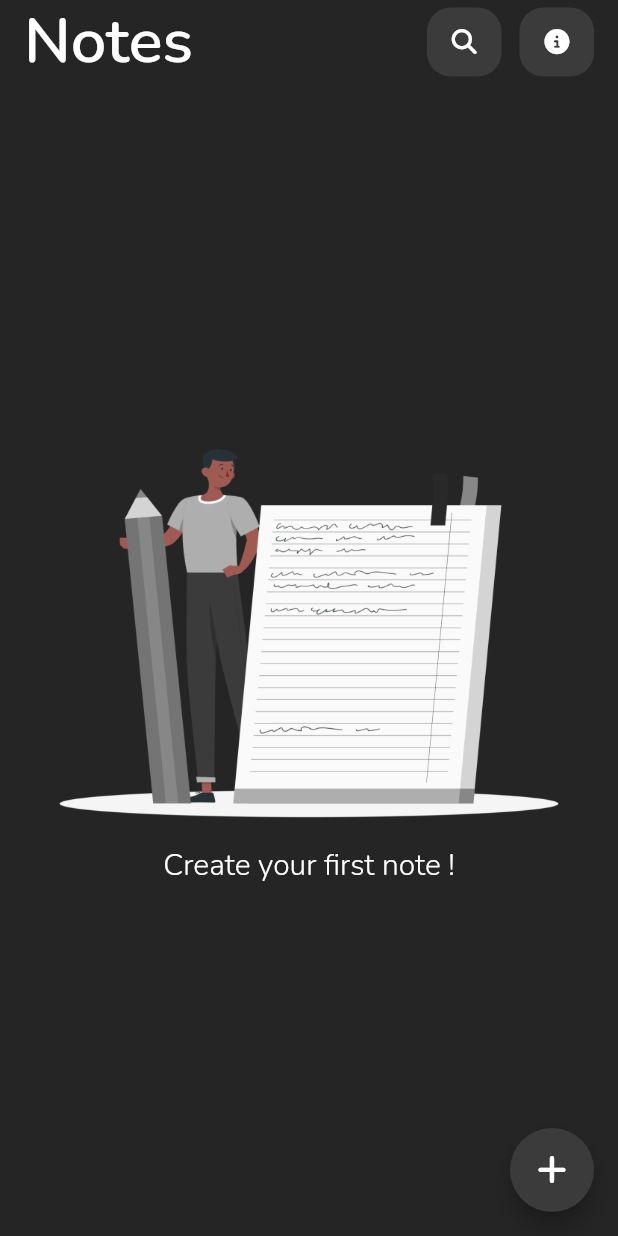
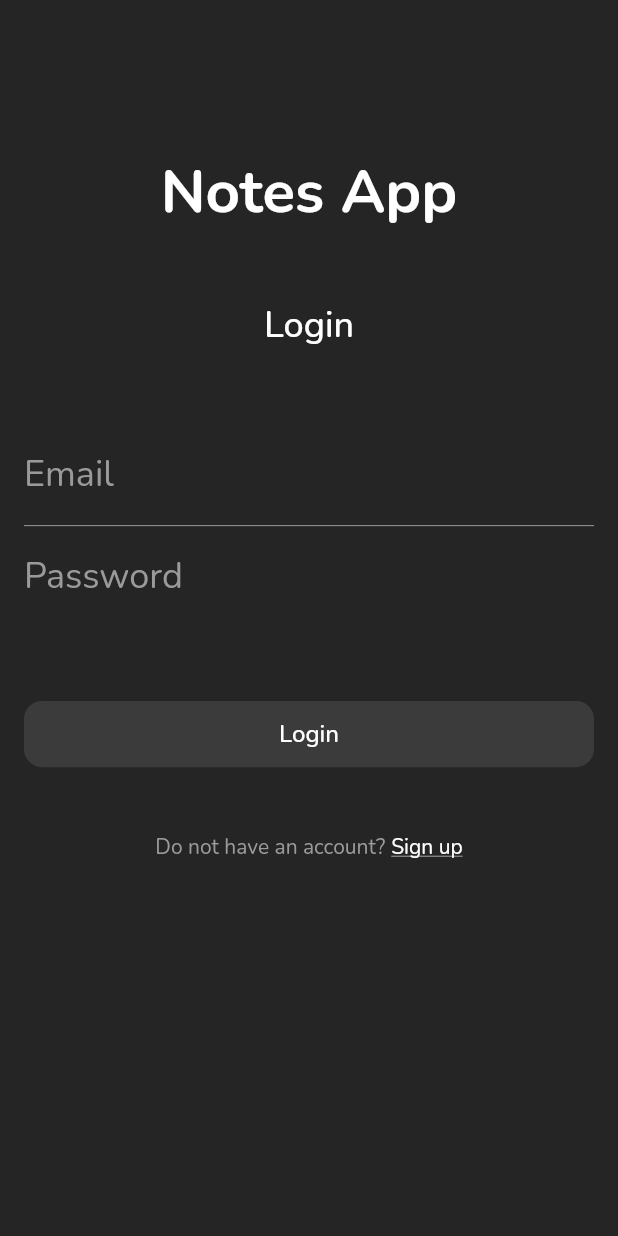
Before and after one commit to AhmedAbogameel-CCIC-2023/notes_app, a Flutter app: the screen it shows after launch, on a phone screen of 412 x 824 dp. Run offline on Flutter 3.47's test engine with Material 2 defaults, Android fonts, the phone set to English and light mode, and no system bars; our stand-ins replace flutter_screenutil, font_awesome_flutter, shared_preferences.

Commit message:
login, signup design

```diff
--- /dev/null
+++ b/lib/features/login/view.dart
@@ -0,0 +1,72 @@
+import 'package:flutter/material.dart';
+import 'package:note_app/core/app_colors/app_colors.dart';
+import 'package:note_app/core/dimensions/dimensions.dart';
+import 'package:note_app/core/route_utils/route_utils.dart';
+import 'package:note_app/widgets/app_app_bar.dart';
+import 'package:note_app/widgets/app_button.dart';
+import 'package:note_app/widgets/app_text.dart';
+import 'package:note_app/widgets/app_text_field.dart';
+
+import '../sign_up/view.dart';
+
+class LoginView extends StatelessWidget {
+  const LoginView({super.key});
+
+  @override
+  Widget build(BuildContext context) {
+    return Scaffold(
+      appBar: AppAppBar(),
+      body: ListView(
+        padding: EdgeInsets.all(16),
+        children: [
+          SizedBox(height: 32.height),
+          AppText(
+            title: "Notes App",
+            textAlign: TextAlign.center,
+            fontSize: 40,
+            fontWeight: FontWeight.w700,
+          ),
+          SizedBox(height: 48.height),
+          AppText(
+            title: "Login",
+            textAlign: TextAlign.center,
+            fontSize: 24,
+            fontWeight: FontWeight.w500,
+          ),
+          SizedBox(height: 64.height),
+          AppTextField(
+            hint: 'Email',
+          ),
+          Divider(height: 20, color: AppColors.gray),
+          AppTextField(
+            hint: 'Password',
+          ),
+          SizedBox(height: 64.height),
+          AppButton(
+            title: 'Login',
+            onTap: () {},
+          ),
+          SizedBox(height: 48.height),
+          Row(
+            mainAxisAlignment: MainAxisAlignment.center,
+            children: [
+              AppText(
+                title: 'Do not have an account?',
+                color: AppColors.gray,
+              ),
+              SizedBox(width: 4.width),
+              AppText(
+                title: 'Sign up',
+                textDecoration: TextDecoration.underline,
+                onTap: () => RouteUtils.push(
+                  context: context,
+                  view: SignUpView(),
+                ),
+              ),
+            ],
+          ),
+        ],
+      ),
+    );
+  }
+}
--- a/lib/main.dart
+++ b/lib/main.dart
@@ -2,7 +2,7 @@ import 'package:flutter/material.dart';
 import 'package:flutter_screenutil/flutter_screenutil.dart';
 
 import 'core/utils.dart';
-import 'features/home/view.dart';
+import 'features/login/view.dart';
 
 void main() async {
   await ScreenUtil.ensureScreenSize();
@@ -25,7 +25,7 @@ class MyApp extends StatelessWidget {
       },
       theme: Utils.appTheme,
       title: "Notes",
-      home: HomeView(),
+      home: LoginView(),
     );
   }
 }
--- a/lib/widgets/app_text.dart
+++ b/lib/widgets/app_text.dart
@@ -11,7 +11,9 @@ class AppText extends StatelessWidget {
     this.fontSize = 14,
     this.fontWeight = FontWeight.w400,
     this.fontFamily,
-    this.textAlign
+    this.textAlign,
+    this.textDecoration,
+    this.onTap,
   });
 
   final String title;
@@ -21,10 +23,14 @@ class AppText extends StatelessWidget {
   final FontWeight fontWeight;
   final String? fontFamily;
   final TextAlign? textAlign;
+  final TextDecoration? textDecoration;
+  final void Function()? onTap;
 
   @override
   Widget build(BuildContext context) {
-    return Text(
+    return InkWell(
+      onTap: onTap,
+      child: Text(
         title,
         maxLines: maxLines,
         style: TextStyle(
@@ -32,8 +38,10 @@ class AppText extends StatelessWidget {
           fontSize: fontSize,
           fontWeight: fontWeight,
           fontFamily: fontFamily,
+          decoration: textDecoration,
         ),
         textAlign: textAlign,
+      ),
     );
   }
 }
--- a/pubspec.yaml
+++ b/pubspec.yaml
@@ -12,12 +12,14 @@ dependencies:
     sdk: flutter
 
   # Responsive UI
-  flutter_screenutil: ^5.8.4
+  flutter_screenutil: ^5.9.0
   # Icons
   cupertino_icons: ^1.0.5
   font_awesome_flutter: ^10.5.0
   # Local DB
   shared_preferences: ^2.2.0
+  # HTTP Client
+  dio: ^5.3.2
 
 dev_dependencies:
   flutter_test:
```
Also changed, not shown: lib/features/sign_up/view.dart (added, +73 -0 lines), pubspec.lock. Lines whose indentation alone changed are shown as unchanged.
